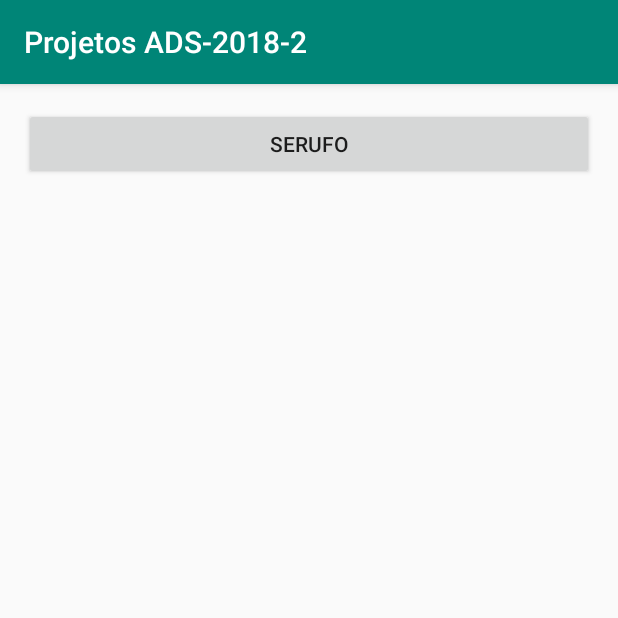
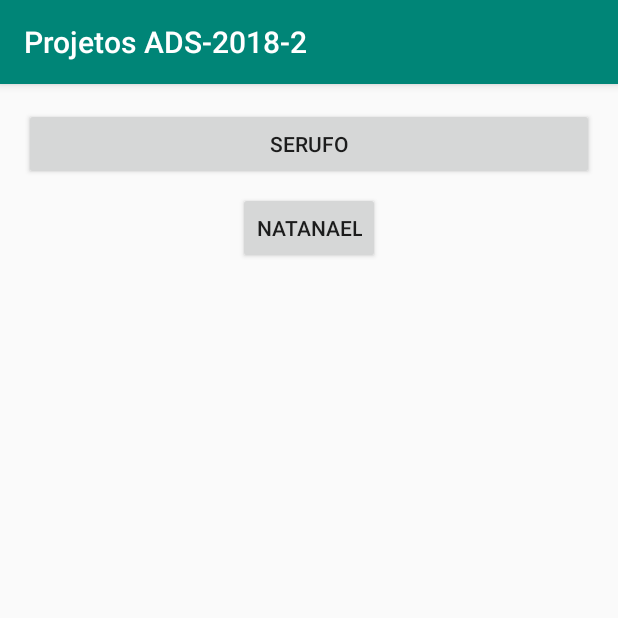
Before and after one commit to serufo/ADS20182, an Android app: the screen it shows after launch (MainActivity), on a phone screen of 412 x 824 dp, the top half of it. Run offline under Robolectric (Android 15) with nearby library versions, the phone set to English and light mode, and no system bars.

Commit message:
Criamos um botão para nova activity

```diff
--- a/app/src/main/AndroidManifest.xml
+++ b/app/src/main/AndroidManifest.xml
@@ -17,7 +17,8 @@
                 <category android:name="android.intent.category.LAUNCHER" />
             </intent-filter>
         </activity>
-        <activity android:name=".ProfSerufo"></activity>
+        <activity android:name=".ProfSerufo" />
+        <activity android:name=".Natanael"></activity>
     </application>
 
 </manifest>
--- a/app/src/main/java/com/example/ads_2018_2/MainActivity.java
+++ b/app/src/main/java/com/example/ads_2018_2/MainActivity.java
@@ -17,11 +17,11 @@ public class MainActivity extends AppCompatActivity {
 
         //[SERUFO] Codigo para mudar para pagina do SERUFO
 
-        Button btnSerufo = findViewById(R.id.btnSerufo);
+        Button btnSerufo = findViewById(R.id.btnNatanael);
         btnSerufo.setOnClickListener(new View.OnClickListener() {
             @Override
             public void onClick(View v) {
-                Intent intent = new Intent(MainActivity.this, Serufo.class);
+                Intent intent = new Intent(MainActivity.this,Natanael.class);
                 startActivity(intent);
             }
         });
--- a/app/src/main/res/layout/activity_main.xml
+++ b/app/src/main/res/layout/activity_main.xml
@@ -10,15 +10,25 @@
         android:id="@+id/btnSerufo"
         android:layout_width="0dp"
         android:layout_height="wrap_content"
+        android:layout_marginEnd="16dp"
+        android:layout_marginLeft="16dp"
+        android:layout_marginRight="16dp"
         android:layout_marginStart="16dp"
-        android:layout_marginLeft="16dp"
         android:layout_marginTop="16dp"
-        android:layout_marginEnd="16dp"
-        android:layout_marginRight="16dp"
         android:text="Serufo"
         app:layout_constraintEnd_toEndOf="parent"
         app:layout_constraintStart_toStartOf="parent"
         app:layout_constraintTop_toTopOf="parent" />
 
+    <Button
+        android:id="@+id/btnNatanael"
+        android:layout_width="wrap_content"
+        android:layout_height="wrap_content"
+        android:layout_marginTop="8dp"
+        android:text="Natanael"
+        app:layout_constraintEnd_toEndOf="parent"
+        app:layout_constraintStart_toStartOf="parent"
+        app:layout_constraintTop_toBottomOf="@+id/btnSerufo" />
+
 
 </android.support.constraint.ConstraintLayout>
```
Also changed, not shown: app/src/main/java/com/example/ads_2018_2/Natanael.java (added, +13 -0 lines), app/src/main/res/layout/activity_natanael.xml (added, +9 -0 lines), app/src/main/res/layout/activity_serufo.xml (+8 -0 lines).
